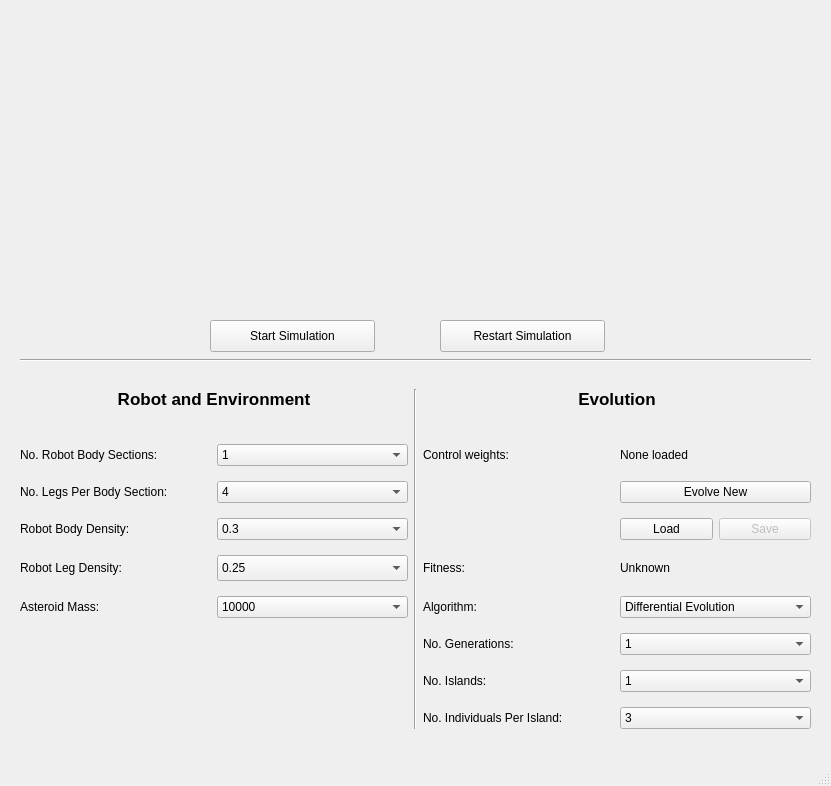
This is PyGMO/alife/ui/alifeui.ui in ortegga/pagmo as Qt 5 draws it before an edit. The edited form follows.
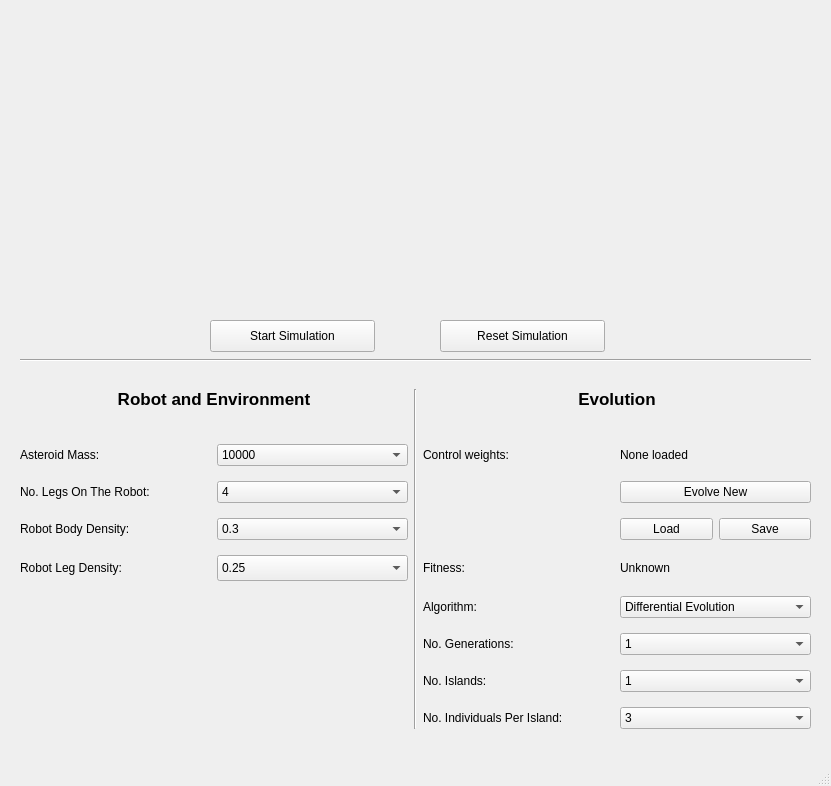
This is the edited form.

Commit message: GUI start, resume and robot parameters now work

```diff
--- a/PyGMO/alife/ui/alifeui.ui
+++ b/PyGMO/alife/ui/alifeui.ui
@@ -82,38 +82,6 @@
        </property>
       </widget>
      </item>
-     <item row="1" column="0">
-      <widget class="QLabel" name="body_sections_label">
-       <property name="sizePolicy">
-        <sizepolicy hsizetype="Preferred" vsizetype="Fixed">
-         <horstretch>0</horstretch>
-         <verstretch>0</verstretch>
-        </sizepolicy>
-       </property>
-       <property name="text">
-        <string>No. Robot Body Sections:</string>
-       </property>
-      </widget>
-     </item>
-     <item row="1" column="1">
-      <widget class="QComboBox" name="body_sections">
-       <item>
-        <property name="text">
-         <string>1</string>
-        </property>
-       </item>
-       <item>
-        <property name="text">
-         <string>2</string>
-        </property>
-       </item>
-       <item>
-        <property name="text">
-         <string>3</string>
-        </property>
-       </item>
-      </widget>
-     </item>
      <item row="0" column="2" rowspan="9">
       <widget class="Line" name="line">
        <property name="orientation">
@@ -156,7 +124,7 @@
         </sizepolicy>
        </property>
        <property name="text">
-        <string>No. Legs Per Body Section:</string>
+        <string>No. Legs On The Robot:</string>
        </property>
       </widget>
      </item>
@@ -303,51 +271,6 @@
        </property>
       </widget>
      </item>
-     <item row="5" column="0">
-      <widget class="QLabel" name="asteroid_mass_label">
-       <property name="sizePolicy">
-        <sizepolicy hsizetype="Preferred" vsizetype="Fixed">
-         <horstretch>0</horstretch>
-         <verstretch>0</verstretch>
-        </sizepolicy>
-       </property>
-       <property name="text">
-        <string>Asteroid Mass:</string>
-       </property>
-      </widget>
-     </item>
-     <item row="5" column="1">
-      <widget class="QComboBox" name="asteroid_mass">
-       <property name="currentIndex">
-        <number>1</number>
-       </property>
-       <item>
-        <property name="text">
-         <string>5000</string>
-        </property>
-       </item>
-       <item>
-        <property name="text">
-         <string>10000</string>
-        </property>
-       </item>
-       <item>
-        <property name="text">
-         <string>15000</string>
-        </property>
-       </item>
-       <item>
-        <property name="text">
-         <string>20000</string>
-        </property>
-       </item>
-       <item>
-        <property name="text">
-         <string>30000</string>
-        </property>
-       </item>
-      </widget>
-     </item>
      <item row="5" column="3">
       <widget class="QLabel" name="algorithm_label">
        <property name="sizePolicy">
@@ -529,7 +452,7 @@
        <item row="0" column="1">
         <widget class="QPushButton" name="save">
          <property name="enabled">
-          <bool>false</bool>
+          <bool>true</bool>
          </property>
          <property name="text">
           <string>Save</string>
@@ -538,6 +461,51 @@
        </item>
       </layout>
      </item>
+     <item row="1" column="0">
+      <widget class="QLabel" name="asteroid_mass_label">
+       <property name="sizePolicy">
+        <sizepolicy hsizetype="Preferred" vsizetype="Fixed">
+         <horstretch>0</horstretch>
+         <verstretch>0</verstretch>
+        </sizepolicy>
+       </property>
+       <property name="text">
+        <string>Asteroid Mass:</string>
+       </property>
+      </widget>
+     </item>
+     <item row="1" column="1">
+      <widget class="QComboBox" name="asteroid_mass">
+       <property name="currentIndex">
+        <number>1</number>
+       </property>
+       <item>
+        <property name="text">
+         <string>5000</string>
+        </property>
+       </item>
+       <item>
+        <property name="text">
+         <string>10000</string>
+        </property>
+       </item>
+       <item>
+        <property name="text">
+         <string>15000</string>
+        </property>
+       </item>
+       <item>
+        <property name="text">
+         <string>20000</string>
+        </property>
+       </item>
+       <item>
+        <property name="text">
+         <string>30000</string>
+        </property>
+       </item>
+      </widget>
+     </item>
     </layout>
    </widget>
    <widget class="QPushButton" name="restart">
@@ -550,7 +518,7 @@
      </rect>
     </property>
     <property name="text">
-     <string>Restart Simulation</string>
+     <string>Reset Simulation</string>
     </property>
    </widget>
   </widget>
```
Left out of the diff: 7 changed lines with no effect on the pictures. The commit also changes 8 other files.
